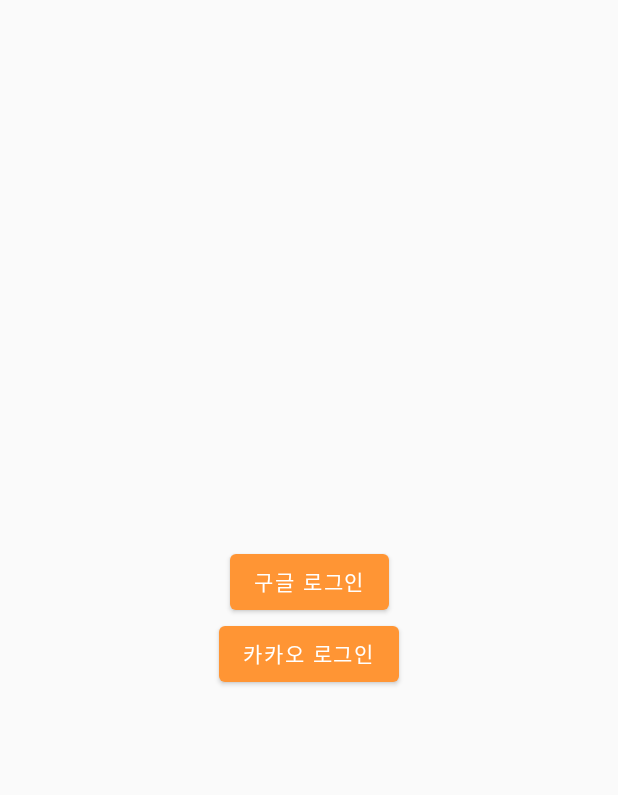
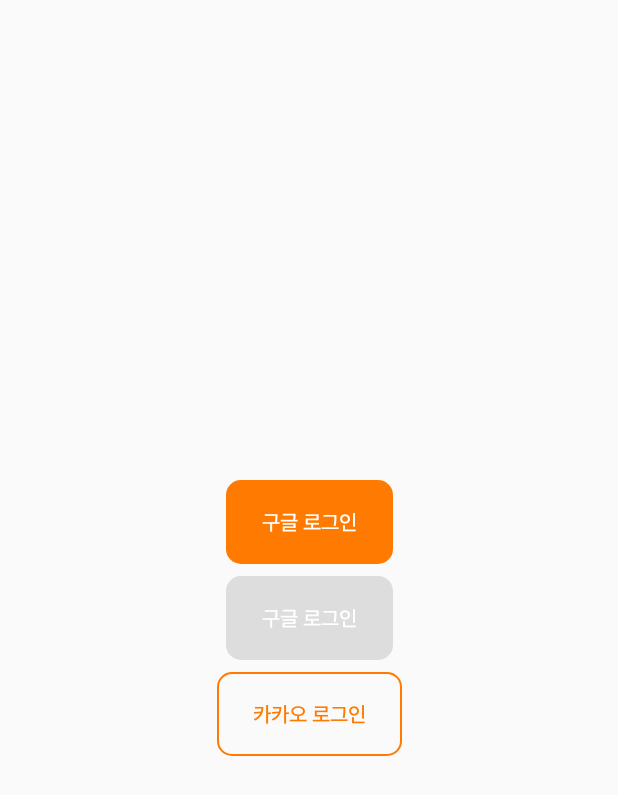
Before and after one commit to YAPP-Github/20th-ALL-Rounder-Team-2-Android, an Android app built with Jetpack Compose: the screen it shows after launch (LoginActivity), on a phone screen of 412 x 824 dp. Shown: the top 795 px of the screen. Run offline under Robolectric (Android 15) with nearby library versions, the phone set to English and light mode, and no system bars; our stand-ins replace Dagger/Hilt's generated code.

Commit message:
로그인 화면에서 임시로 KnowllyButton 사용하도록 함

```diff
--- a/modules/presentation/src/main/java/kr/co/knowledgerally/ui/login/LoginScreen.kt
+++ b/modules/presentation/src/main/java/kr/co/knowledgerally/ui/login/LoginScreen.kt
@@ -2,13 +2,16 @@ package kr.co.knowledgerally.ui.login
 
 import androidx.compose.foundation.layout.Arrangement
 import androidx.compose.foundation.layout.Column
+import androidx.compose.foundation.layout.Spacer
 import androidx.compose.foundation.layout.fillMaxSize
-import androidx.compose.material.Button
-import androidx.compose.material.Text
+import androidx.compose.foundation.layout.height
 import androidx.compose.runtime.Composable
 import androidx.compose.ui.Alignment
 import androidx.compose.ui.Modifier
+import androidx.compose.ui.unit.dp
 import kr.co.knowledgerally.model.LoginTypeModel
+import kr.co.knowledgerally.ui.component.KnowllyFilledButton
+import kr.co.knowledgerally.ui.component.KnowllyOutlinedButton
 
 @Composable
 fun LoginScreen(viewModel: LoginViewModel) {
@@ -22,15 +25,20 @@ fun LoginScreen(onLogin: (LoginTypeModel) -> Unit) {
         horizontalAlignment = Alignment.CenterHorizontally,
         modifier = Modifier.fillMaxSize()
     ) {
-        Button(
+        KnowllyFilledButton(
+            text = "구글 로그인",
             onClick = { onLogin(LoginTypeModel.Google) }
-        ) {
-            Text("구글 로그인")
-        }
-        Button(
+        )
+        Spacer(modifier = Modifier.height(8.dp))
+        KnowllyFilledButton(
+            text = "구글 로그인",
+            onClick = { onLogin(LoginTypeModel.Google) },
+            enabled = false
+        )
+        Spacer(modifier = Modifier.height(8.dp))
+        KnowllyOutlinedButton(
+            text = "카카오 로그인",
             onClick = { onLogin(LoginTypeModel.Kakao) }
-        ) {
-            Text("카카오 로그인")
-        }
+        )
     }
 }
```
